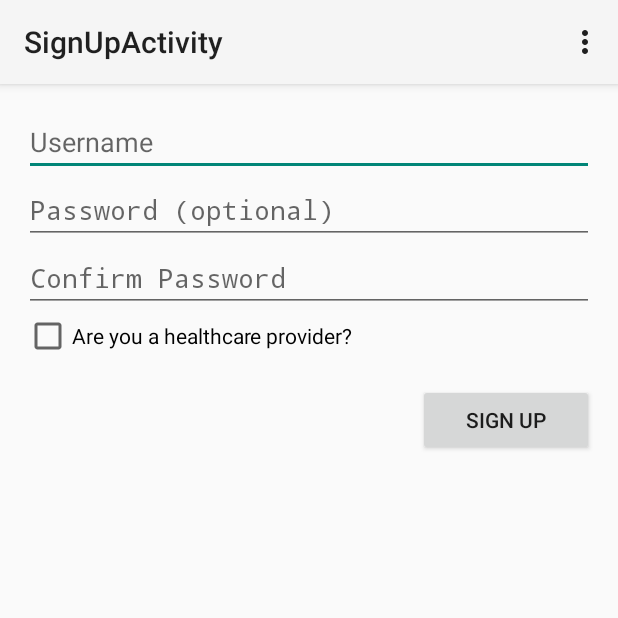
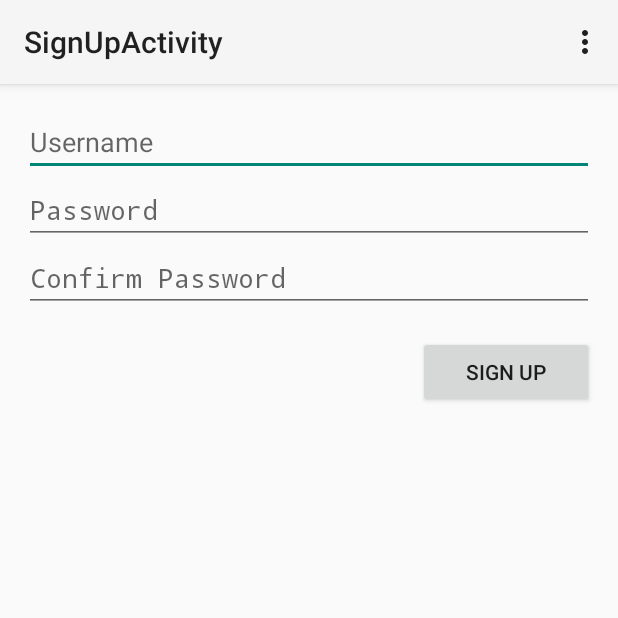
Before and after one commit to RonanMichaelFahy/Final_Year_Project, an Android app: the SignUpActivity screen opened directly, with no data from a screen before it, on a phone screen of 412 x 824 dp, the top half of it. Run offline under Robolectric (Android 15) with nearby library versions, the phone set to English and light mode, and no system bars; libraries missing offline, so code that uses them is left out: com.parse.

```diff
--- a/app/src/main/AndroidManifest.xml
+++ b/app/src/main/AndroidManifest.xml
@@ -42,7 +42,7 @@
             android:windowSoftInputMode="adjustResize|stateVisible" >
         </activity>
         <activity
-            android:name=".ClinicianPrescriptionSetupActivity"
+            android:name=".PrescriptionSetupActivity"
             android:label="@string/title_activity_prescription_setup" >
         </activity>
         <activity
--- a/app/src/main/java/com/example/ronan/final_year_project/LoginActivity.java
+++ b/app/src/main/java/com/example/ronan/final_year_project/LoginActivity.java
@@ -93,7 +93,7 @@ public class LoginActivity extends Activity {
                     Toast.makeText(LoginActivity.this, e.getMessage(), Toast.LENGTH_LONG).show();
                 } else {
                     // Start an intent for the dispatch activity
-                    Intent intent = new Intent(LoginActivity.this, ClinicianPrescriptionSetupActivity.class);
+                    Intent intent = new Intent(LoginActivity.this, PrescriptionSetupActivity.class);
                     intent.addFlags(Intent.FLAG_ACTIVITY_CLEAR_TASK | Intent.FLAG_ACTIVITY_NEW_TASK);
                     startActivity(intent);
                 }
--- a/app/src/main/java/com/example/ronan/final_year_project/SignUpActivity.java
+++ b/app/src/main/java/com/example/ronan/final_year_project/SignUpActivity.java
@@ -7,11 +7,11 @@ import android.view.Menu;
 import android.view.MenuItem;
 import android.view.View;
 import android.widget.Button;
-import android.widget.CheckBox;
 import android.widget.EditText;
 import android.widget.Toast;
 
 import com.parse.ParseException;
+import com.parse.ParseObject;
 import com.parse.ParseUser;
 import com.parse.SignUpCallback;
 
@@ -20,7 +20,6 @@ public class SignUpActivity extends Activity {
     private EditText usernameEditText;
     private EditText passwordEditText;
     private EditText passwordAgainEditText;
-    private CheckBox clinicianCheckBox;
 
     @Override
     protected void onCreate(Bundle savedInstanceState) {
@@ -30,7 +29,6 @@ public class SignUpActivity extends Activity {
         usernameEditText = (EditText) findViewById(R.id.username_edit_text);
         passwordEditText = (EditText) findViewById(R.id.password_edit_text);
         passwordAgainEditText = (EditText) findViewById(R.id.password_again_edit_text);
-        clinicianCheckBox = (CheckBox) findViewById(R.id.clinician_check_box);
 
         Button mActionButton = (Button) findViewById(R.id.action_button);
         mActionButton.setOnClickListener(new View.OnClickListener() {
@@ -80,10 +78,6 @@ public class SignUpActivity extends Activity {
         ParseUser user = new ParseUser();
         user.setUsername(username);
         user.setPassword(password);
-        if(clinicianCheckBox.isChecked())
-            user.put("clinician", true);
-        else
-            user.put("clinician", false);
 
         // Call the Parse signup method
         user.signUpInBackground(new SignUpCallback() {
@@ -97,8 +91,12 @@ public class SignUpActivity extends Activity {
                     Toast.makeText(SignUpActivity.this, e.getMessage(),
                             Toast.LENGTH_LONG).show();
                 } else {
+                    ParseObject stimulationParameters = new ParseObject("stimulation_parameters");
+                    stimulationParameters.put("user", ParseUser.getCurrentUser());
+                    stimulationParameters.saveInBackground();
+
                     // Start an intent for the dispatch activity
-                    Intent intent = new Intent(SignUpActivity.this, ClinicianPrescriptionSetupActivity.class);
+                    Intent intent = new Intent(SignUpActivity.this, PrescriptionSetupActivity.class);
                     intent.addFlags(Intent.FLAG_ACTIVITY_CLEAR_TASK |
                             Intent.FLAG_ACTIVITY_NEW_TASK);
                     startActivity(intent);
--- a/app/src/main/res/layout/activity_login.xml
+++ b/app/src/main/res/layout/activity_login.xml
@@ -31,7 +31,7 @@
                 android:id="@+id/password_edit_text"
                 android:layout_width="match_parent"
                 android:layout_height="wrap_content"
-                android:hint="@string/prompt_password"
+                android:hint="password"
                 android:inputType="textPassword"
                 android:maxLines="1"
                 android:singleLine="true"
--- a/app/src/main/res/layout/activity_clinician_prescription_setup.xml
+++ b/app/src/main/res/layout/activity_prescription_setup.xml
@@ -4,7 +4,7 @@
     android:paddingRight="@dimen/activity_horizontal_margin"
     android:paddingTop="@dimen/activity_vertical_margin"
     android:paddingBottom="@dimen/activity_vertical_margin"
-    tools:context="com.example.ronan.final_year_project.ClinicianPrescriptionSetupActivity">
+    tools:context="com.example.ronan.final_year_project.PrescriptionSetupActivity">
 
     <Button
         android:id="@+id/pair_devices_button"
--- a/app/src/main/res/layout/activity_sign_up.xml
+++ b/app/src/main/res/layout/activity_sign_up.xml
@@ -30,7 +30,7 @@
                 android:id="@+id/password_edit_text"
                 android:layout_width="match_parent"
                 android:layout_height="wrap_content"
-                android:hint="@string/prompt_password"
+                android:hint="Password"
                 android:inputType="textPassword"
                 android:maxLines="1"
                 android:singleLine="true"
@@ -48,13 +48,6 @@
                 android:hint="@string/confirm_password"
             />
 
-            <CheckBox
-                android:id="@+id/clinician_check_box"
-                android:layout_width="wrap_content"
-                android:layout_height="wrap_content"
-                android:text="@string/clinician"
-            />
-
             <Button
                 android:id="@+id/action_button"
                 android:layout_width="wrap_content"
--- a/app/src/main/res/menu/menu_prescription_setup.xml
+++ b/app/src/main/res/menu/menu_prescription_setup.xml
@@ -1,7 +1,7 @@
 <menu xmlns:android="http://schemas.android.com/apk/res/android"
     xmlns:app="http://schemas.android.com/apk/res-auto"
     xmlns:tools="http://schemas.android.com/tools"
-    tools:context="com.example.ronan.final_year_project.ClinicianPrescriptionSetupActivity">
+    tools:context="com.example.ronan.final_year_project.PrescriptionSetupActivity">
     <item android:id="@+id/action_settings" android:title="@string/action_settings"
         android:orderInCategory="100" app:showAsAction="never" />
 </menu>
--- a/app/src/main/res/values/strings.xml
+++ b/app/src/main/res/values/strings.xml
@@ -4,7 +4,7 @@
     <string name="action_settings">Settings</string>
     <string name="title_activity_main2">Main2Activity</string>
     <string name="title_activity_prescription_setup">PrescriptionSetupActivity</string>
-    <string name="title_activity_inensity_setup">inensitySetupActivity</string>
+    <string name="title_activity_intensity_setup">intensitySetupActivity</string>
     <string name="title_activity_cyclic_mode">CyclicModeActivity</string>
     <string name="title_activity_test_run">TestRunActivity</string>
     <string name="title_activity_test_run2">TestRun2</string>
@@ -20,7 +20,6 @@
     <string name="error_end">End\n</string>
     <string name="login">Login</string>
     <string name="progress_login"></string>
-    <string name="clinician">Are you a healthcare provider?</string>
     <string name="patient">Set Up</string>
     <string name="title_activity_patient_prescription_setup">PatientPrescriptionSetupActivity</string>
     <string name="title_activity_patient_test_run">PatientTestRunActivity</string>
```
Also changed, not shown: app/src/main/java/com/example/ronan/final_year_project/IntensitySetupActivity.java (+24 -2 lines), app/src/main/java/com/example/ronan/final_year_project/MainActivity.java (+7 -3 lines), app/src/main/java/com/example/ronan/final_year_project/PrescriptionSetupActivity.java (renamed from app/src/main/java/com/example/ronan/final_year_project/ClinicianPrescriptionSetupActivity.java, +5 -5 lines), 1 other file.
